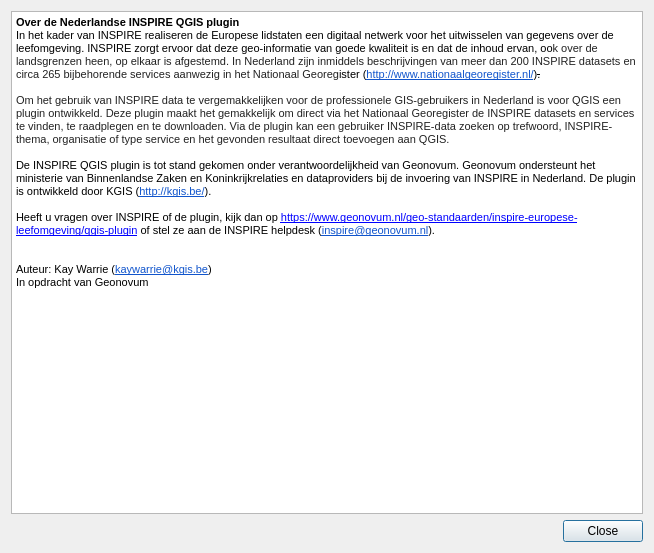
Qt form ui_inspireNL_dialog.ui (warrieka/inspireNL) before a commit.
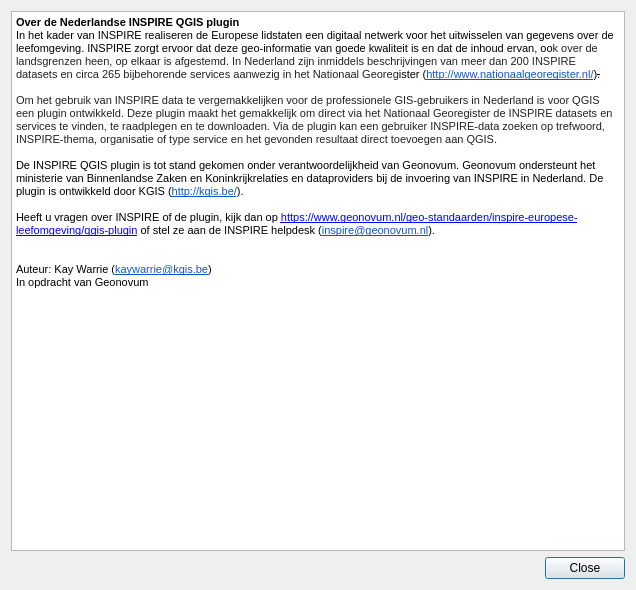
The same form after that commit. Icons and pictures are not drawn.

The edit to the form file:
```diff
--- a/ui_inspireNL_dialog.ui
+++ b/ui_inspireNL_dialog.ui
@@ -6,8 +6,8 @@
    <rect>
     <x>0</x>
     <y>0</y>
-    <width>654</width>
-    <height>553</height>
+    <width>636</width>
+    <height>590</height>
    </rect>
   </property>
   <property name="windowTitle">
```
Left out of the diff: 10 changed lines with no effect on the pictures.
